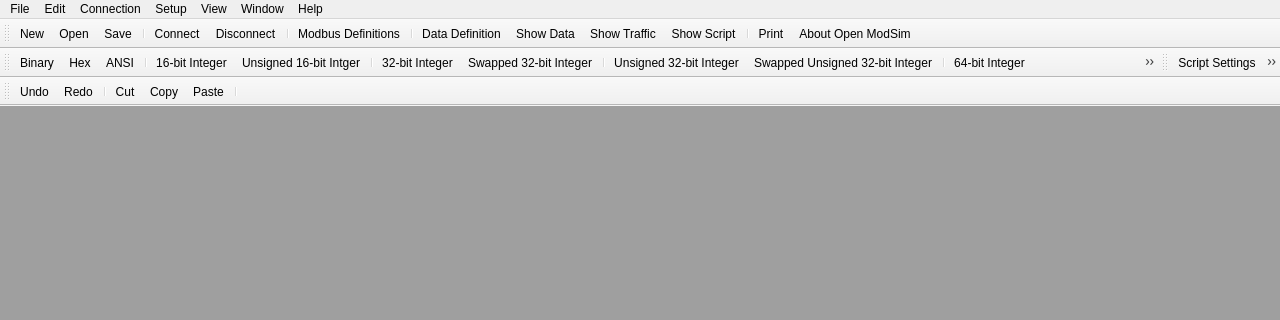
This is omodsim/mainwindow.ui in sanny32/OpenModSim as Qt 5 draws it before an edit; both pictures show x 0 to 1280 and y 0 to 320 of the 1280 by 720 pixel window. The edited form follows.
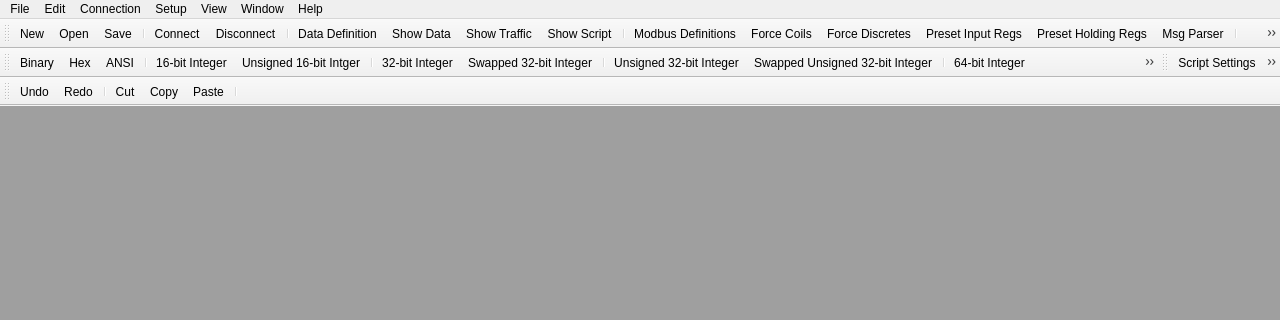
This is the edited form. Icons and pictures are not drawn.

Commit message: Update main toolbar

Diff of the .ui file:
```diff
--- a/omodsim/mainwindow.ui
+++ b/omodsim/mainwindow.ui
@@ -229,13 +229,18 @@
    <addaction name="actionConnect"/>
    <addaction name="actionDisconnect"/>
    <addaction name="separator"/>
-   <addaction name="actionMbDefinitions"/>
-   <addaction name="separator"/>
    <addaction name="actionDataDefinition"/>
    <addaction name="actionShowData"/>
    <addaction name="actionShowTraffic"/>
    <addaction name="actionShowScript"/>
    <addaction name="separator"/>
+   <addaction name="actionMbDefinitions"/>
+   <addaction name="actionForceCoils"/>
+   <addaction name="actionForceDiscretes"/>
+   <addaction name="actionPresetInputRegs"/>
+   <addaction name="actionPresetHoldingRegs"/>
+   <addaction name="actionMsgParser"/>
+   <addaction name="separator"/>
    <addaction name="actionPrint"/>
    <addaction name="actionAbout"/>
   </widget>
```
Left out of the diff: 5 changed lines with no effect on the pictures.
